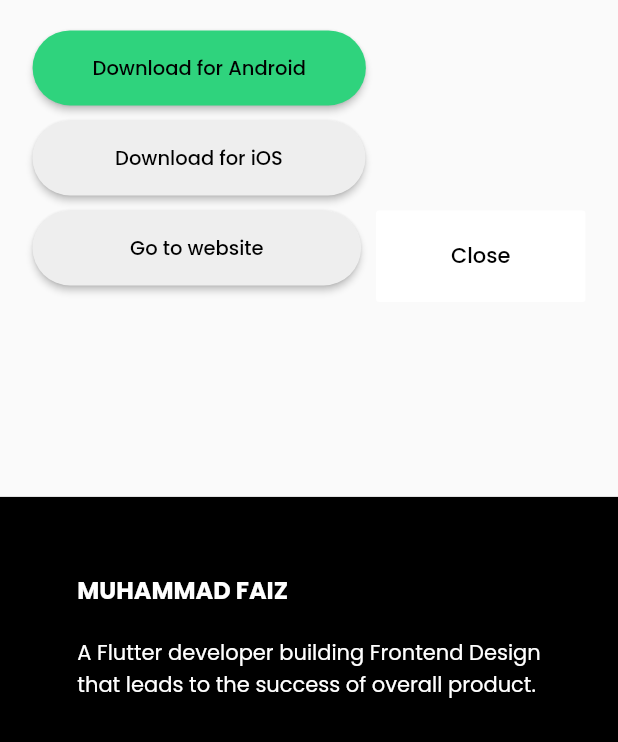
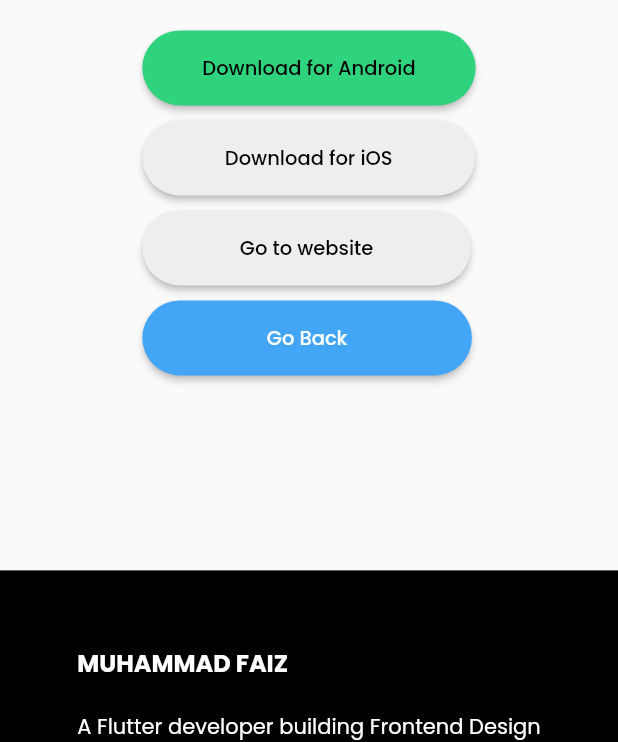
Before and after one commit to acheyfaiz/webportfolio, a Flutter app: the BizappayProject screen opened by its route, scrolled down 1152 dp, on a phone screen of 412 x 824 dp, the part 494-1236 px from its top. Run offline on Flutter 3.47's test engine with Material 2 defaults, Android fonts, the phone set to English and light mode, and no system bars; our stand-ins replace font_awesome_flutter, go_router, google_fonts; missing offline and left inert: dart:html.

Commit message:
DEV: change ui back button

```diff
--- a/lib/UI/constant.dart
+++ b/lib/UI/constant.dart
@@ -1,4 +1,5 @@
 import 'package:flutter/material.dart';
+import 'package:go_router/go_router.dart';
 import 'package:google_fonts/google_fonts.dart';
 import 'dart:html' as html;
 
@@ -9,14 +10,18 @@ class ConstantsWidget {
   /// constant widget for popup case study
   MaterialButton closepopup(context){
     return MaterialButton(
-      onPressed: ()=> Navigator.pop(context),
-      elevation: 0,
-      color: Colors.white,
+      padding: const EdgeInsets.symmetric(horizontal: 83),
       hoverColor: Colors.blue[400],
-      minWidth: 100,
-      padding: const EdgeInsets.symmetric(horizontal: 50, vertical: 20),
-      child: const Text("Close", style: TextStyle(
-          color: Colors.black)),
+
+      // onPressed: ()=> GoRouter.of(context).pop(true),
+      onPressed: ()=> GoRouter.of(context).push("/"),
+      height: 50,
+      color: Responsive.isLargeScreen(context) ? Colors.grey[200] : Colors.blue[400],
+      shape: RoundedRectangleBorder(
+          borderRadius: BorderRadius.circular(80)),
+      child: Text("Go Back", style: TextStyle(
+          fontSize: 13, color: Responsive.isSmallScreen(context) ? Colors.white : Colors.black
+      )),
     );
   }
 
```
